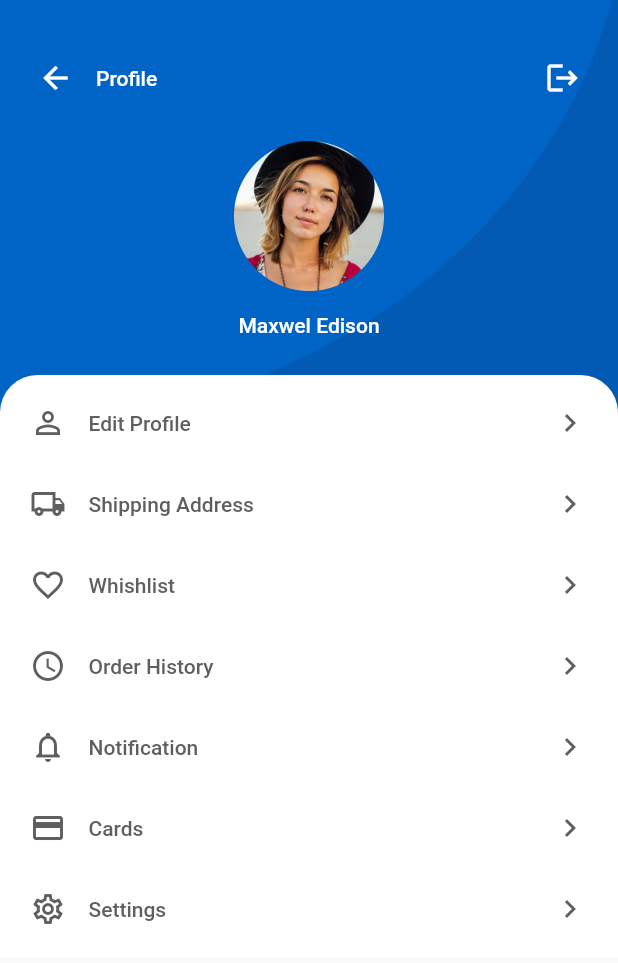
After one commit to Syahro/e_commerce, a Flutter app: the HomePage screen opened directly, after a tap on "Account", on a phone screen of 412 x 824 dp. The commit adds this screen. Shown: the top 963 px of the screen. Run offline on Flutter 3.47's test engine with Material 2 defaults, Android fonts, the phone set to English and light mode, and no system bars; our stand-ins replace google_fonts, modal_bottom_sheet.

Commit message:
done modification profilePage and add some assets or support

```diff
--- a/lib/pages/home_page.dart
+++ b/lib/pages/home_page.dart
@@ -291,7 +291,11 @@ class HomePage extends StatelessWidget {
                         SizedBox(
                           height: 20,
                         ),
-                        Row(
+                        Padding(
+                          padding: EdgeInsets.only(
+                            right: defaultMargin,
+                          ),
+                          child: Row(
                             mainAxisAlignment: MainAxisAlignment.spaceBetween,
                             children: [
                               Text(
@@ -309,6 +313,7 @@ class HomePage extends StatelessWidget {
                                 ),
                               ),
                             ],
+                          ),
                         ),
                         SizedBox(
                           height: 16,
--- /dev/null
+++ b/lib/pages/profile_page.dart
@@ -0,0 +1,150 @@
+import 'package:e_commerce/theme.dart';
+import 'package:e_commerce/widget/menu_user.dart';
+import 'package:flutter/material.dart';
+
+class ProfilePage extends StatelessWidget {
+  @override
+  Widget build(BuildContext context) {
+    return Scaffold(
+      body: Stack(
+        children: [
+          Container(
+            height: 300,
+            width: double.infinity,
+            child: Stack(
+              children: [
+                Image.asset(
+                  'assets/images/background.png',
+                  width: double.infinity,
+                  height: 300,
+                  fit: BoxFit.cover,
+                ),
+                Column(
+                  children: [
+                    Padding(
+                      padding: EdgeInsets.only(
+                        left: defaultMargin,
+                        right: defaultMargin,
+                        top: 40,
+                      ),
+                      child: Row(
+                        children: [
+                          Icon(
+                            Icons.arrow_back,
+                            color: whiteColor,
+                          ),
+                          SizedBox(
+                            width: 15,
+                          ),
+                          Text(
+                            'Profile',
+                            style: mediumTextStyle.copyWith(
+                              fontSize: 14,
+                              color: whiteColor,
+                            ),
+                          ),
+                          Spacer(),
+                          Icon(
+                            Icons.logout,
+                            color: whiteColor,
+                          ),
+                        ],
+                      ),
+                    ),
+                    SizedBox(
+                      height: 30,
+                    ),
+                    Image.asset(
+                      'assets/images/profile.png',
+                      width: 100,
+                      height: 100,
+                    ),
+                    SizedBox(
+                      height: 15,
+                    ),
+                    Text(
+                      'Maxwel Edison',
+                      style: mediumTextStyle.copyWith(
+                        fontSize: 14,
+                        color: whiteColor,
+                      ),
+                    ),
+                  ],
+                )
+              ],
+            ),
+          ),
+          ListView(
+            children: [
+              Padding(
+                padding: EdgeInsets.only(top: 250),
+                child: Container(
+                  width: double.infinity,
+                  decoration: BoxDecoration(
+                    color: whiteColor,
+                    borderRadius: BorderRadius.vertical(
+                      top: Radius.circular(25),
+                    ),
+                  ),
+                  child: Padding(
+                    padding: EdgeInsets.all(20),
+                    child: Column(
+                      children: [
+                        MenuUser(
+                          title: 'Edit Profile',
+                          iconTitle: Icons.person_outline,
+                        ),
+                        SizedBox(
+                          height: 30,
+                        ),
+                        MenuUser(
+                          title: 'Shipping Address',
+                          iconTitle: Icons.local_shipping_outlined,
+                        ),
+                        SizedBox(
+                          height: 30,
+                        ),
+                        MenuUser(
+                          title: 'Whishlist',
+                          iconTitle: Icons.favorite_border,
+                        ),
+                        SizedBox(
+                          height: 30,
+                        ),
+                        MenuUser(
+                          title: 'Order History',
+                          iconTitle: Icons.schedule_outlined,
+                        ),
+                        SizedBox(
+                          height: 30,
+                        ),
+                        MenuUser(
+                          title: 'Notification',
+                          iconTitle: Icons.notifications_outlined,
+                        ),
+                        SizedBox(
+                          height: 30,
+                        ),
+                        MenuUser(
+                          title: 'Cards',
+                          iconTitle: Icons.payment_outlined,
+                        ),
+                        SizedBox(
+                          height: 30,
+                        ),
+                        MenuUser(
+                          title: 'Settings',
+                          iconTitle: Icons.settings_outlined,
+                        ),
+                      ],
+                    ),
+                  ),
+                ),
+              )
+            ],
+          )
+        ],
+      ),
+    );
+  }
+}
--- a/lib/widget/floating_bottom.dart
+++ b/lib/widget/floating_bottom.dart
@@ -2,6 +2,7 @@ import 'package:e_commerce/pages/cart_page.dart';
 import 'package:e_commerce/pages/empty_cart_page.dart';
 import 'package:e_commerce/pages/home_page.dart';
 import 'package:e_commerce/pages/katalog_page.dart';
+import 'package:e_commerce/pages/profile_page.dart';
 import 'package:e_commerce/theme.dart';
 import 'package:e_commerce/widget/icon_floating.dart';
 import 'package:flutter/material.dart';
@@ -91,10 +92,22 @@ class FloatingBottom extends StatelessWidget {
                 isActive: false,
               ),
             ),
-            IconFloating(
-              imageUrl: 'user.png',
-              title: 'Account',
-              isActive: false,
+            InkWell(
+              onTap: () {
+                Navigator.push(
+                  context,
+                  MaterialPageRoute(
+                    builder: (context) {
+                      return ProfilePage();
+                    },
+                  ),
+                );
+              },
+              child: IconFloating(
+                imageUrl: 'user.png',
+                title: 'Account',
+                isActive: false,
+              ),
             )
           ],
         ),
--- /dev/null
+++ b/lib/widget/menu_user.dart
@@ -0,0 +1,39 @@
+import 'package:flutter/material.dart';
+
+import '../theme.dart';
+
+class MenuUser extends StatelessWidget {
+  final String title;
+  final IconData iconTitle;
+
+  MenuUser({
+    this.title,
+    this.iconTitle,
+  });
+  @override
+  Widget build(BuildContext context) {
+    return Row(
+      children: [
+        Icon(
+          iconTitle,
+          color: darkGreyColor,
+        ),
+        SizedBox(
+          width: 15,
+        ),
+        Text(
+          title,
+          style: mediumTextStyle.copyWith(
+            fontSize: 14,
+            color: darkGreyColor,
+          ),
+        ),
+        Spacer(),
+        Icon(
+          Icons.chevron_right,
+          color: darkGreyColor,
+        ),
+      ],
+    );
+  }
+}
```
Also changed, not shown: assets/images/profile.png (added). Lines whose indentation alone changed are shown as unchanged.
